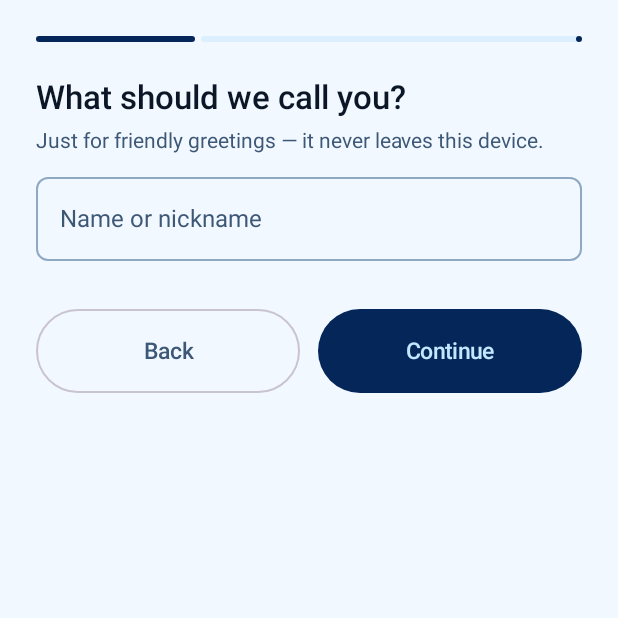
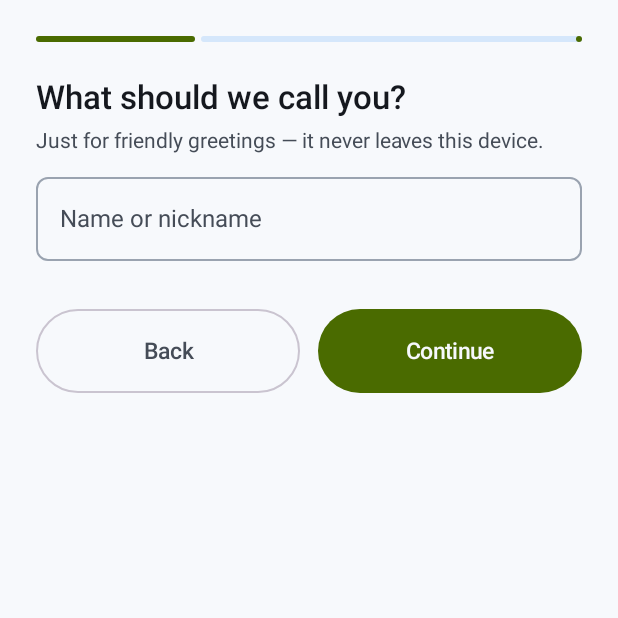
Before and after one commit to munnighosh965-droid/push-clock, an Android app built with Jetpack Compose: the screen it shows after launch (MainActivity), after a tap on "Continue", on a phone screen of 412 x 824 dp, the top half of it. Run offline under Robolectric (Android 15) with nearby library versions, the phone set to English and light mode, and no system bars; our stand-ins replace Dagger/Hilt's generated code, Room's generated code.

Commit message:
Restore original electric-lime/power-blue palette, logo, and splash mark
Reverts the v1.0.1 ocean-blue redesign back to the previous brand
palette (Midnight #080B12, ElectricLime #C7FF45, PowerBlue #4DA3FF),
including the launcher icon, splash mark, notification icon, and QR
card colours. All v1.0.1 functional fixes are kept.

Co-authored-by: Smiti Ghosh  <munnighosh965@gmail.com>

```diff
--- a/app/src/main/java/com/powerclock/alarm/camera/QrCode.kt
+++ b/app/src/main/java/com/powerclock/alarm/camera/QrCode.kt
@@ -71,8 +71,8 @@ object QrCardGenerator {
     fun render(content: String, sizePx: Int = 800): Bitmap {
         val matrix = QRCodeWriter().encode(content, BarcodeFormat.QR_CODE, sizePx, sizePx)
         val bmp = Bitmap.createBitmap(sizePx, sizePx, Bitmap.Config.ARGB_8888)
-        val dark = 0xFF021024.toInt()
-        val light = 0xFFC1E8FF.toInt()
+        val dark = 0xFF080B12.toInt()
+        val light = 0xFFF7F9FC.toInt()
         for (x in 0 until sizePx) {
             for (y in 0 until sizePx) {
                 bmp.setPixel(x, y, if (matrix.get(x, y)) dark else light)
--- a/app/src/main/java/com/powerclock/alarm/ui/components/Common.kt
+++ b/app/src/main/java/com/powerclock/alarm/ui/components/Common.kt
@@ -42,8 +42,8 @@ import androidx.compose.ui.unit.dp
 import androidx.compose.ui.unit.sp
 import com.powerclock.alarm.domain.stats.WakeStats
 import com.powerclock.alarm.ui.theme.AlertRed
-import com.powerclock.alarm.ui.theme.Glacier
-import com.powerclock.alarm.ui.theme.Horizon
+import com.powerclock.alarm.ui.theme.ElectricLime
+import com.powerclock.alarm.ui.theme.PowerBlue
 import kotlinx.coroutines.delay
 import java.time.Duration
 import java.time.ZonedDateTime
@@ -89,7 +89,7 @@ fun Wordmark(modifier: Modifier = Modifier, big: Boolean = false) {
             " CLOCK",
             style = if (big) MaterialTheme.typography.headlineLarge else MaterialTheme.typography.titleLarge,
             fontWeight = FontWeight.Black,
-            color = Glacier,
+            color = ElectricLime,
             letterSpacing = 2.sp,
         )
     }
@@ -102,7 +102,7 @@ fun ProgressRing(
     modifier: Modifier = Modifier,
     ringSize: Dp = 180.dp,
     stroke: Dp = 12.dp,
-    color: Color = Glacier,
+    color: Color = ElectricLime,
     track: Color = MaterialTheme.colorScheme.surfaceVariant,
     content: @Composable () -> Unit = {},
 ) {
@@ -140,8 +140,8 @@ fun WeekDots(results: List<WakeStats.DayResult>, modifier: Modifier = Modifier)
     Row(modifier = modifier, horizontalArrangement = Arrangement.spacedBy(8.dp)) {
         results.forEach { r ->
             val (color, letter) = when (r) {
-                WakeStats.DayResult.SUCCESS -> Glacier to "✓"
-                WakeStats.DayResult.EMERGENCY -> Horizon to "E"
+                WakeStats.DayResult.SUCCESS -> ElectricLime to "✓"
+                WakeStats.DayResult.EMERGENCY -> PowerBlue to "E"
                 WakeStats.DayResult.MISSED -> AlertRed to "×"
                 WakeStats.DayResult.NO_ALARM -> MaterialTheme.colorScheme.surfaceVariant to "·"
             }
--- a/app/src/main/java/com/powerclock/alarm/ui/ringing/BrainMissionScreens.kt
+++ b/app/src/main/java/com/powerclock/alarm/ui/ringing/BrainMissionScreens.kt
@@ -35,7 +35,7 @@ import com.powerclock.alarm.domain.missions.MathProblemGenerator
 import com.powerclock.alarm.domain.missions.MemorySequenceGenerator
 import com.powerclock.alarm.domain.missions.PhraseBank
 import com.powerclock.alarm.domain.model.MissionConfig
-import com.powerclock.alarm.ui.theme.Glacier
+import com.powerclock.alarm.ui.theme.ElectricLime
 import kotlinx.coroutines.delay
 import kotlin.random.Random
 
@@ -161,7 +161,7 @@ fun MemoryMissionScreen(config: MissionConfig, onComplete: () -> Unit) {
                             .aspectRatio(1f)
                             .clip(RoundedCornerShape(16.dp))
                             .background(
-                                if (lit) Glacier else MaterialTheme.colorScheme.surfaceVariant,
+                                if (lit) ElectricLime else MaterialTheme.colorScheme.surfaceVariant,
                             )
                             .clickable(enabled = showingDone && !failed) {
                                 if (sequence[progress] == idx) {
--- a/app/src/main/java/com/powerclock/alarm/ui/theme/Theme.kt
+++ b/app/src/main/java/com/powerclock/alarm/ui/theme/Theme.kt
@@ -14,53 +14,51 @@ import androidx.compose.ui.text.font.FontWeight
 import androidx.compose.ui.unit.dp
 import androidx.compose.ui.unit.sp
 
-// Brand palette — deep ocean blues.
-val Midnight = Color(0xFF021024)      // near-black navy background
-val DeepSurface = Color(0xFF052659)   // deep navy surfaces
-val Horizon = Color(0xFF5483B3)       // medium steel blue
-val Mist = Color(0xFF7DA0CA)          // soft powder blue
-val Glacier = Color(0xFFC1E8FF)       // pale ice blue highlight
-val WarmWhite = Color(0xFFF4F9FF)
+// Brand palette.
+val Midnight = Color(0xFF080B12)
+val DeepSurface = Color(0xFF111827)
+val ElectricLime = Color(0xFFC7FF45)
+val PowerBlue = Color(0xFF4DA3FF)
+val WarmWhite = Color(0xFFF7F9FC)
 val AlertRed = Color(0xFFFF5A5F)
 
 private val DarkColors = darkColorScheme(
-    primary = Glacier,
+    primary = ElectricLime,
     onPrimary = Midnight,
-    primaryContainer = Color(0xFF0A3A73),
-    onPrimaryContainer = Glacier,
-    secondary = Mist,
+    primaryContainer = Color(0xFF2A3320),
+    onPrimaryContainer = ElectricLime,
+    secondary = PowerBlue,
     onSecondary = Midnight,
-    secondaryContainer = Color(0xFF073066),
-    onSecondaryContainer = Mist,
-    tertiary = Horizon,
+    secondaryContainer = Color(0xFF16283E),
+    onSecondaryContainer = PowerBlue,
+    tertiary = WarmWhite,
     background = Midnight,
     onBackground = WarmWhite,
     surface = DeepSurface,
     onSurface = WarmWhite,
-    surfaceVariant = Color(0xFF0A3161),
-    onSurfaceVariant = Mist,
-    outline = Horizon,
+    surfaceVariant = Color(0xFF1B2436),
+    onSurfaceVariant = Color(0xFFB9C2D0),
+    outline = Color(0xFF3A4557),
     error = AlertRed,
     onError = WarmWhite,
 )
 
 private val LightColors = lightColorScheme(
-    primary = Color(0xFF052659),
-    onPrimary = Glacier,
-    primaryContainer = Glacier,
-    onPrimaryContainer = Midnight,
-    secondary = Horizon,
+    primary = Color(0xFF4A6B00),
+    onPrimary = WarmWhite,
+    primaryContainer = Color(0xFFE4FFAD),
+    onPrimaryContainer = Color(0xFF1A2600),
+    secondary = Color(0xFF1E62A8),
     onSecondary = WarmWhite,
-    secondaryContainer = Color(0xFFDCEFFE),
-    onSecondaryContainer = Color(0xFF06264F),
-    tertiary = Mist,
-    background = Color(0xFFF2F8FF),
-    onBackground = Color(0xFF0B1626),
+    secondaryContainer = Color(0xFFD5E7FB),
+    onSecondaryContainer = Color(0xFF0B2A47),
+    background = WarmWhite,
+    onBackground = Color(0xFF15181E),
     surface = Color(0xFFFFFFFF),
-    onSurface = Color(0xFF0B1626),
-    surfaceVariant = Color(0xFFE1EDF9),
-    onSurfaceVariant = Color(0xFF3D5876),
-    outline = Color(0xFF8FA9C4),
+    onSurface = Color(0xFF15181E),
+    surfaceVariant = Color(0xFFE8ECF3),
+    onSurfaceVariant = Color(0xFF454C57),
+    outline = Color(0xFF9AA3B0),
     error = Color(0xFFC0353A),
     onError = WarmWhite,
 )
--- a/app/src/main/res/drawable/ic_splash_mark.xml
+++ b/app/src/main/res/drawable/ic_splash_mark.xml
@@ -1,35 +1,27 @@
 <vector xmlns:android="http://schemas.android.com/apk/res/android"
-    xmlns:aapt="http://schemas.android.com/aapt"
     android:width="108dp"
     android:height="108dp"
     android:viewportWidth="108"
     android:viewportHeight="108">
     <path
-        android:pathData="M54,23 a31,31 0 1 1 -0.02,0 Z"
-        android:strokeColor="#4D5483B3"
-        android:strokeWidth="2.5"
-        android:fillColor="#00000000" />
-    <path android:pathData="M85,54 m-1.8,0 a1.8,1.8 0 1 1 3.6,0 a1.8,1.8 0 1 1 -3.6,0" android:fillColor="#5483B3" />
-    <path android:pathData="M54,85 m-1.8,0 a1.8,1.8 0 1 1 3.6,0 a1.8,1.8 0 1 1 -3.6,0" android:fillColor="#5483B3" />
-    <path android:pathData="M23,54 m-1.8,0 a1.8,1.8 0 1 1 3.6,0 a1.8,1.8 0 1 1 -3.6,0" android:fillColor="#5483B3" />
-    <path
-        android:pathData="M65.47,37.62 A20,20 0 1 1 42.53,37.62"
-        android:strokeWidth="7"
-        android:strokeLineCap="round"
-        android:fillColor="#00000000">
-        <aapt:attr name="android:strokeColor">
-            <gradient
-                android:type="linear"
-                android:startX="54" android:startY="30"
-                android:endX="54" android:endY="80"
-                android:startColor="#C1E8FF"
-                android:endColor="#7DA0CA" />
-        </aapt:attr>
-    </path>
-    <path
-        android:pathData="M54,26 L54,52"
-        android:strokeColor="#C1E8FF"
+        android:pathData="M63.3,36.06 A22,22 0 1 1 44.7,36.06"
+        android:strokeColor="#C7FF45"
         android:strokeWidth="7"
         android:strokeLineCap="round"
         android:fillColor="#00000000" />
+    <path
+        android:pathData="M54,30 L54,56"
+        android:strokeColor="#C7FF45"
+        android:strokeWidth="7"
+        android:strokeLineCap="round"
+        android:fillColor="#00000000" />
+    <path
+        android:pathData="M54,56 L63.5,61.5"
+        android:strokeColor="#4DA3FF"
+        android:strokeWidth="6"
+        android:strokeLineCap="round"
+        android:fillColor="#00000000" />
+    <path
+        android:pathData="M73,24 L66.5,34 L70.5,34 L65,43 L75,31.5 L70.8,31.5 Z"
+        android:fillColor="#C7FF45" />
 </vector>
--- a/app/src/main/res/drawable/ic_stat_powerclock.xml
+++ b/app/src/main/res/drawable/ic_stat_powerclock.xml
@@ -4,13 +4,13 @@
     android:viewportWidth="24"
     android:viewportHeight="24">
     <path
-        android:pathData="M15.13,8.53 A5.5,5.5 0 1 1 8.87,8.53"
+        android:pathData="M14.96,6.66 A7,7 0 1 1 9.04,6.66"
         android:strokeColor="#FFFFFF"
         android:strokeWidth="2"
         android:strokeLineCap="round"
         android:fillColor="#00000000" />
     <path
-        android:pathData="M12,4.5 L12,12"
+        android:pathData="M12,4.5 L12,13"
         android:strokeColor="#FFFFFF"
         android:strokeWidth="2"
         android:strokeLineCap="round"
--- a/app/src/main/res/mipmap-anydpi-v26/ic_launcher.xml
+++ b/app/src/main/res/mipmap-anydpi-v26/ic_launcher.xml
@@ -1,6 +1,6 @@
 <?xml version="1.0" encoding="utf-8"?>
 <adaptive-icon xmlns:android="http://schemas.android.com/apk/res/android">
-    <background android:drawable="@drawable/ic_launcher_background" />
+    <background android:drawable="@color/midnight" />
     <foreground android:drawable="@drawable/ic_launcher_foreground" />
     <monochrome android:drawable="@drawable/ic_launcher_monochrome" />
 </adaptive-icon>
--- a/app/src/main/res/mipmap-anydpi-v26/ic_launcher_round.xml
+++ b/app/src/main/res/mipmap-anydpi-v26/ic_launcher_round.xml
@@ -1,6 +1,6 @@
 <?xml version="1.0" encoding="utf-8"?>
 <adaptive-icon xmlns:android="http://schemas.android.com/apk/res/android">
-    <background android:drawable="@drawable/ic_launcher_background" />
+    <background android:drawable="@color/midnight" />
     <foreground android:drawable="@drawable/ic_launcher_foreground" />
     <monochrome android:drawable="@drawable/ic_launcher_monochrome" />
 </adaptive-icon>
```
Also changed, not shown: app/src/main/java/com/powerclock/alarm/ui/workout/WorkoutLive.kt (+6 -6 lines), app/src/main/res/drawable/ic_launcher_background.xml (deleted, +0 -18 lines), app/src/main/res/drawable/ic_launcher_foreground.xml (+19 -35 lines), app/src/main/res/drawable/ic_launcher_monochrome.xml (+11 -2 lines), app/src/main/res/values/colors.xml (+5 -6 lines).
